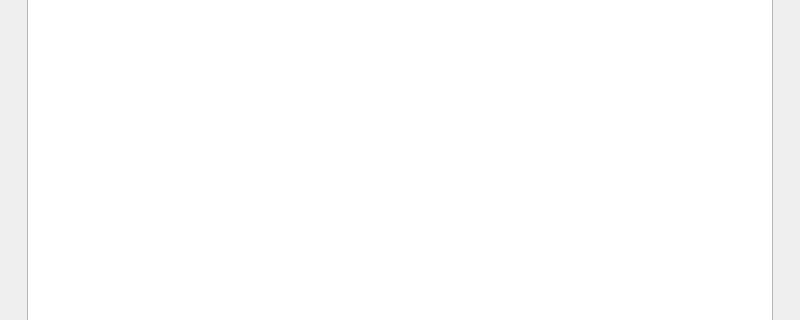
Above: COMP-3007-Term-Project/market.ui from AndreaOfTheEast/COMP-3007-Term-Project before the change; both pictures show x 0 to 800 and y 150 to 470 of the 800 by 600 pixel window. Below: the same form after it.
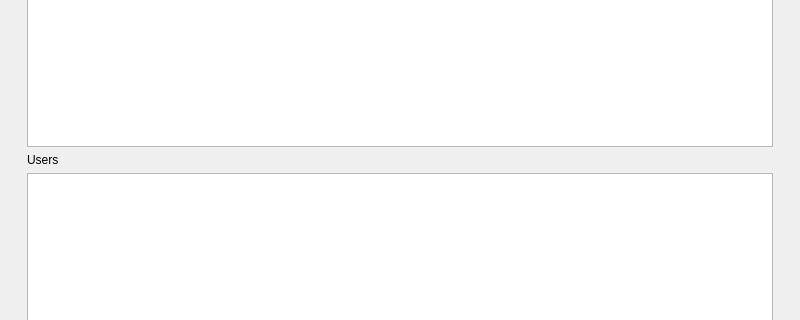
That is the form after the change. The open tabs and pages were chosen to show the change.

Commit message: feat: admin/operator view of market schedule

What changed in the file:
```diff
--- a/COMP-3007-Term-Project/market.ui
+++ b/COMP-3007-Term-Project/market.ui
@@ -160,6 +160,16 @@
                <item>
                 <widget class="QTableWidget" name="table_market_dates"/>
                </item>
+               <item>
+                <widget class="QLabel" name="label_24">
+                 <property name="text">
+                  <string>Users</string>
+                 </property>
+                </widget>
+               </item>
+               <item>
+                <widget class="QListWidget" name="user_list_market"/>
+               </item>
               </layout>
              </item>
              <item>
```
Left out of the diff: 5 changed lines with no effect on the pictures. The commit also changes 4 other files.
